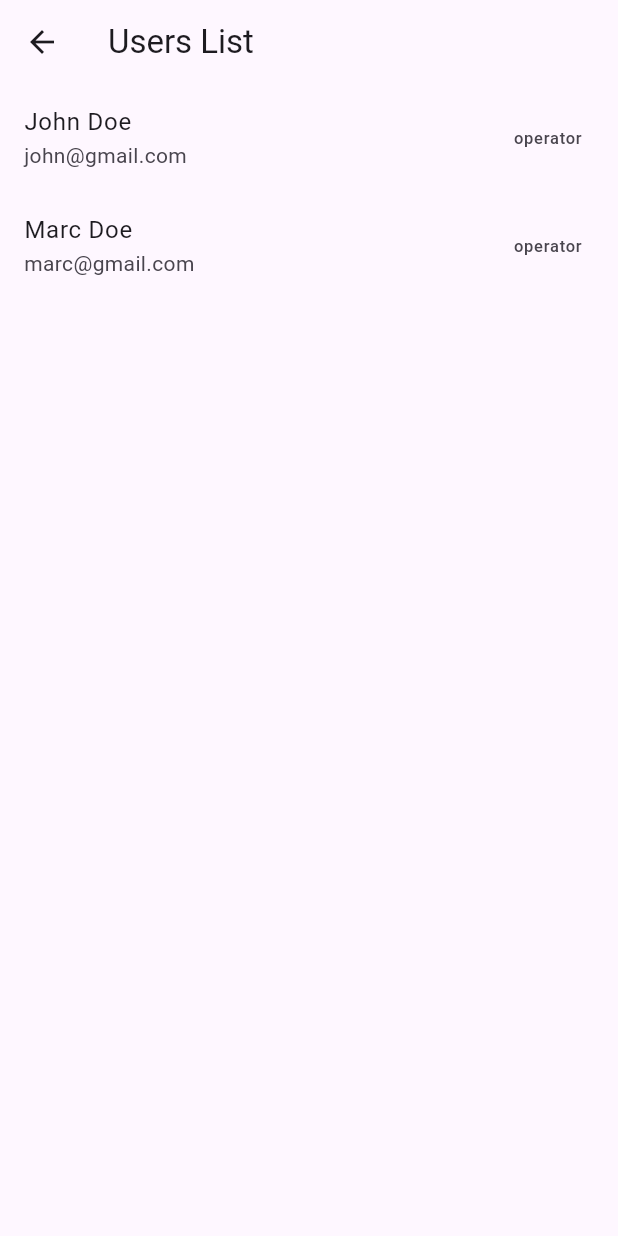
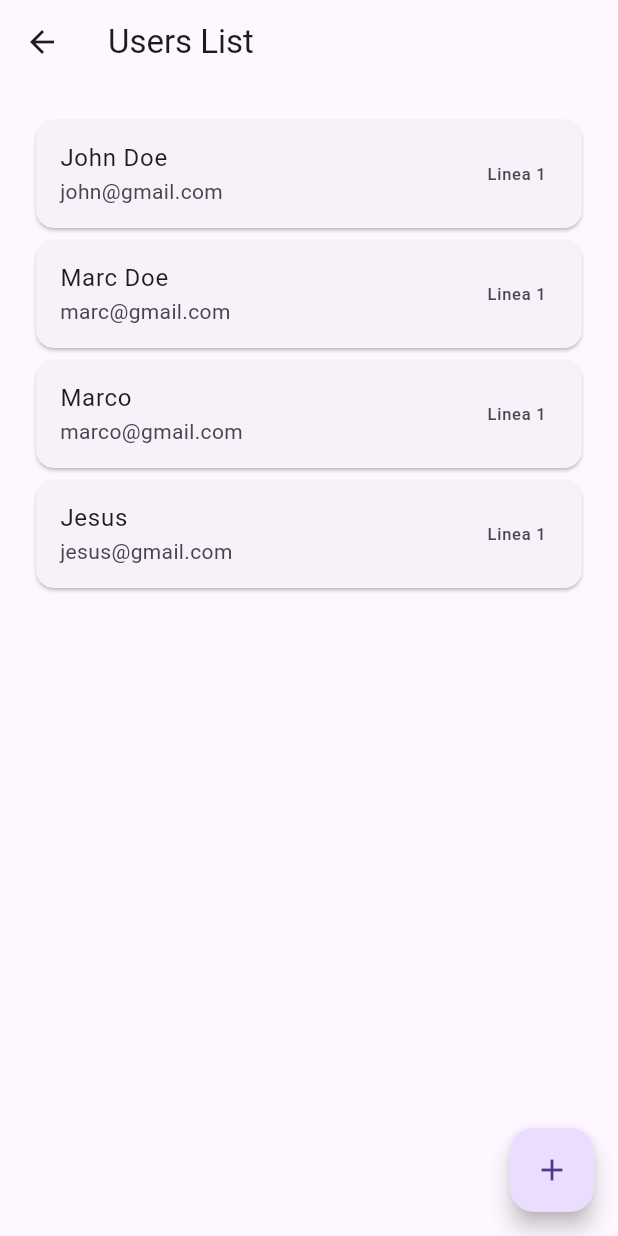
Before and after one commit to LoggyAndroidSoftware/Loggy_User_Manager, a Flutter app: the UsersListScreen screen opened by its route, on a phone screen of 412 x 824 dp. Run offline on Flutter 3.47's test engine with Material 3 defaults, Android fonts, the phone set to English and light mode, and no system bars.

Commit message:
feat(lines): added CRUD.

```diff
--- /dev/null
+++ b/lib/model/line.dart
@@ -0,0 +1,22 @@
+class Line {
+  final int id;
+  final String name;
+  final String description;
+  final String image;
+
+  Line({
+    required this.id,
+    required this.name,
+    required this.description,
+    required this.image,
+  });
+
+  factory Line.fromJson(Map<String, dynamic> json) {
+    return Line(
+      id: json['id'],
+      name: json['name'],
+      description: json['description'],
+      image: json['image'],
+    );
+  }
+}
--- a/lib/model/user.dart
+++ b/lib/model/user.dart
@@ -1,34 +1,46 @@
-import 'dart:convert';
-import 'profile.dart';
+// import 'dart:convert';
+// import 'profile.dart';
+//
+// class User {
+//   int id;
+//   String username;
+//   String role;
+//   Profile profile;
+//
+//   User({
+//     required this.id,
+//     required this.username,
+//     required this.role,
+//     required this.profile,
+//   });
+//
+//   factory User.fromRawJson(String str) => User.fromJson(json.decode(str));
+//
+//   String toRawJson() => json.encode(toJson());
+//
+//   factory User.fromJson(Map<String, dynamic> json) => User(
+//     id: json["id"],
+//     username: json["username"],
+//     role: json["role"],
+//     profile: Profile.fromJson(json["profile"]),
+//   );
+//
+//   Map<String, dynamic> toJson() => {
+//     "id": id,
+//     "username": username,
+//     "role": role,
+//     "profile": profile.toJson(),
+//   };
+// }
+
+
+import 'package:flutter/material.dart';
 
 class User {
-  int id;
-  String username;
-  String role;
-  Profile profile;
+  final String name;
+  final String email;
+  final String password;
+  final String line;
 
-  User({
-    required this.id,
-    required this.username,
-    required this.role,
-    required this.profile,
-  });
-
-  factory User.fromRawJson(String str) => User.fromJson(json.decode(str));
-
-  String toRawJson() => json.encode(toJson());
-
-  factory User.fromJson(Map<String, dynamic> json) => User(
-    id: json["id"],
-    username: json["username"],
-    role: json["role"],
-    profile: Profile.fromJson(json["profile"]),
-  );
-
-  Map<String, dynamic> toJson() => {
-    "id": id,
-    "username": username,
-    "role": role,
-    "profile": profile.toJson(),
-  };
+  User({required this.name, required this.email, required this.password, required this.line});
 }
--- a/lib/presentation/users_list_screen.dart
+++ b/lib/presentation/users_list_screen.dart
@@ -1,5 +1,6 @@
 import 'package:flutter/material.dart';
-import 'package:loggy_administrator/model/profile.dart';
+import 'package:loggy_administrator/provider/user_provider.dart';
+import 'package:provider/provider.dart';
 import 'package:loggy_administrator/model/user.dart';
 
 class UsersListScreen extends StatefulWidget {
@@ -10,55 +11,74 @@ class UsersListScreen extends StatefulWidget {
 }
 
 class _UsersListScreenState extends State<UsersListScreen> {
-  //obtener lista de usuarios
-  final List<User> users = [
-    User(
-      id: 1,
-      username: 'john.doe',
-      role: 'operator',
-      profile: Profile(
-        id: 1,
-        firstname: 'John',
-        lastname: 'Doe',
-        email: 'john@gmail.com',
-        genre: 'male',
-        birthdate: '1990-01-01',
-        address: '123 Main St',
-      ),
-    ),
-    User(
-      id: 2,
-      username: 'marc.doe',
-      role: 'operator',
-      profile: Profile(
-        id: 1,
-        firstname: 'Marc',
-        lastname: 'Doe',
-        email: 'marc@gmail.com',
-        genre: 'male',
-        birthdate: '1990-01-01',
-        address: '123 Main St',
-      ),
-    ),
-  ];
-
   @override
   Widget build(BuildContext context) {
+    final userProvider = context.watch<UserProvider>();
+
     return Scaffold(
       appBar: AppBar(
         title: const Text('Users List'),
       ),
-      body: ListView.builder(
-        itemCount: users.length,
-        itemBuilder: (context, index) {
-          final User user = users[index];
-          return ListTile(
-            title: Text('${user.profile.firstname} ${user.profile.lastname}'),
-            subtitle: Text(user.profile.email),
-            trailing: Text(user.role),
-          );
+      body: Padding(
+        padding: const EdgeInsets.all(20.0),
+        child: ListView.builder(
+          itemCount: userProvider.users.length,
+          itemBuilder: (context, index) {
+            final user = userProvider.users[index];
+            return Card(
+              child: ListTile(
+                title: Text(user.name),
+                subtitle: Text(user.email),
+                trailing: Text(user.line),
+
+                onTap: () {
+                  Navigator.pushNamed(
+                    context,
+                    '/edit_user',
+                    arguments: user,
+                  );
+                },
+                onLongPress: () {
+                  _showDeleteDialog(context, userProvider, user.email);
+                },
+              ),
+            );
+          },
+        ),
+      ),
+      floatingActionButton: FloatingActionButton(
+        onPressed: () {
+          Navigator.pushNamed(context, '/add_user');
         },
+        child: const Icon(Icons.add),
       ),
     );
   }
+
+  void _showDeleteDialog(BuildContext context, UserProvider userProvider, String email) {
+    showDialog(
+      context: context,
+      builder: (context) {
+        return AlertDialog(
+          title: Text('Delete User'),
+          content: Text('Are you sure you want to delete this user?'),
+          actions: [
+            TextButton(
+              onPressed: () {
+                Navigator.pop(context);
+              },
+              child: Text('Cancel'),
+            ),
+            TextButton(
+              onPressed: () {
+                userProvider.deleteUser(email);
+                Navigator.pop(context);
+              },
+              child: Text('Delete'),
+            ),
+          ],
+        );
+      },
+    );
+  }
 }
--- /dev/null
+++ b/lib/provider/user_provider.dart
@@ -0,0 +1,55 @@
+import 'dart:convert';
+import 'package:flutter/material.dart';
+import 'package:loggy_administrator/model/user.dart';
+import 'package:loggy_administrator/model/line.dart';
+import 'package:http/http.dart' as http;
+
+class UserProvider extends ChangeNotifier {
+  List<User> _users = [
+    User(name: 'John Doe', email: 'john@gmail.com', password: '123', line: 'Linea 1'),
+    User(name: 'Marc Doe', email: 'marc@gmail.com', password: '123', line: 'Linea 1'),
+    User(name: 'Marco', email: 'marco@gmail.com', password: '123', line: 'Linea 1'),
+    User(name: 'Jesus', email: 'jesus@gmail.com', password: '123', line: 'Linea 1')
+  ];
+
+  List<User> get users => _users;
+
+  List<Line> _lines = [];
+
+  List<Line> get lines => _lines;
+
+  Future<void> addUser(User user) async {
+    _users.add(user);
+    notifyListeners();
+  }
+
+  Future<void> updateUser(User updatedUser) async {
+    int index = _users.indexWhere((user) => user.email == updatedUser.email);
+    if (index != -1) {
+      _users[index] = updatedUser;
+      notifyListeners();
+    }
+  }
+
+  Future<void> deleteUser(String email) async {
+    _users.removeWhere((user) => user.email == email);
+    notifyListeners();
+  }
+
+  Future<void> fetchLines() async {
+    try {
+      final response = await http.get(Uri.parse('https://jubilant-delight-production.up.railway.app/api/v4/lines'));
+
+      if (response.statusCode == 200) {
+        final List<dynamic> data = json.decode(response.body);
+        _lines = data.map((json) => Line.fromJson(json)).toList();
+        notifyListeners();
+      } else {
+        throw Exception('Failed to load lines');
+      }
+    } catch (e) {
+      print('Error fetching lines: $e');
+      throw e;
+    }
+  }
+}
--- a/pubspec.yaml
+++ b/pubspec.yaml
@@ -36,6 +36,7 @@ dependencies:
   # Use with the CupertinoIcons class for iOS style icons.
   cupertino_icons: ^1.0.6
   http: ^1.2.1
+  provider: ^6.0.0
 
 dev_dependencies:
   flutter_test:
```
Also changed, not shown: lib/main.dart (+27 -15 lines), lib/presentation/add_user_screen.dart (added, +147 -0 lines), lib/presentation/edit_user_screen.dart (added, +155 -0 lines), lib/presentation/login_screen.dart (+19 -17 lines), pubspec.lock, 1 other file.
